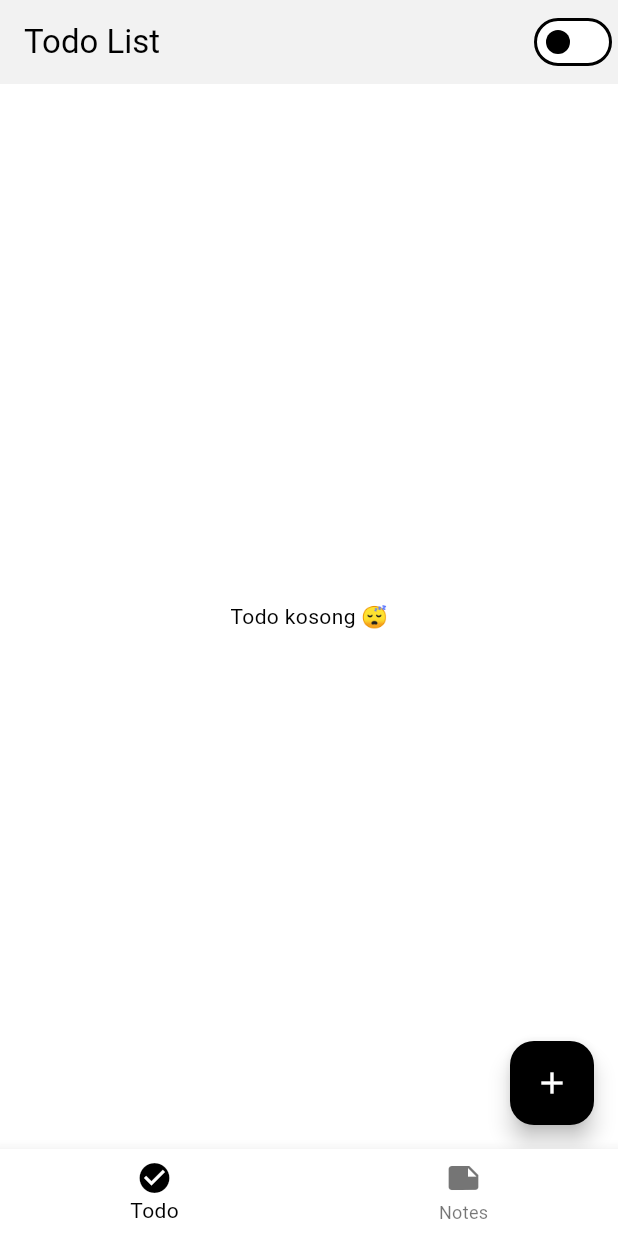
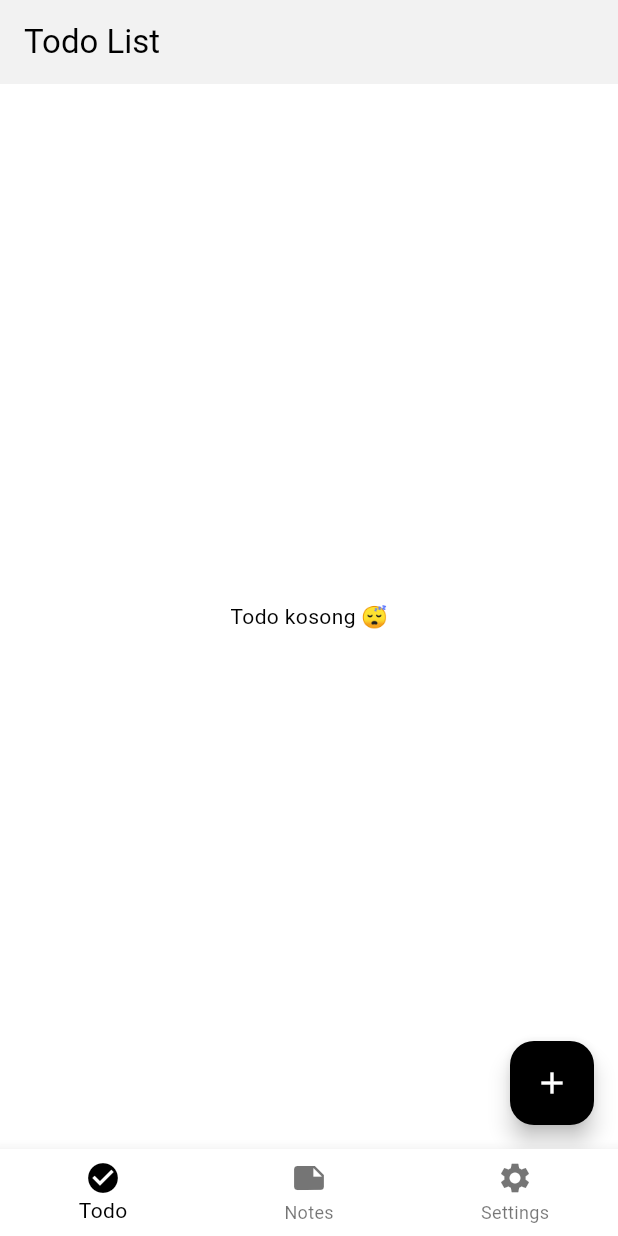
Before and after one commit to iyzidann/todo-app-getx, a Flutter app: the screen it shows after launch, on a phone screen of 412 x 824 dp. Run offline on Flutter 3.47's test engine with Material 3 defaults, Android fonts, the phone set to English and light mode, and no system bars; our stand-ins replace get, get_storage.

Commit message:
feat: setting page

```diff
--- a/lib/features/main/screens/main_screen.dart
+++ b/lib/features/main/screens/main_screen.dart
@@ -2,6 +2,7 @@ import 'package:flutter/material.dart';
 import 'package:get/get.dart';
 import '../../todo/screens/home_screen.dart';
 import '../../notes/screens/note_screen.dart';
+import '../../settings/screens/settings_screen.dart';
 
 class MainScreen extends StatefulWidget {
   const MainScreen({super.key});
@@ -16,6 +17,7 @@ class _MainScreenState extends State<MainScreen> {
   final List<Widget> pages = [
     HomeScreen(),
     NoteScreen(),
+    SettingsScreen(),
   ];
 
   @override
@@ -28,6 +30,7 @@ class _MainScreenState extends State<MainScreen> {
         items: const [
           BottomNavigationBarItem(icon: Icon(Icons.check_circle), label: "Todo"),
           BottomNavigationBarItem(icon: Icon(Icons.note), label: "Notes"),
+          BottomNavigationBarItem(icon: Icon(Icons.settings), label: "Settings"),
         ],
       ),
     );
--- a/lib/features/todo/screens/home_screen.dart
+++ b/lib/features/todo/screens/home_screen.dart
@@ -15,12 +15,6 @@ class HomeScreen extends StatelessWidget {
     return Scaffold(
       appBar: AppBar(
         title: const Text("Todo List"),
-        actions: [
-          Obx(() => Switch(
-                value: themeController.isDark.value,
-                onChanged: (_) => themeController.toggleTheme(),
-              )),
-        ],
       ),
       body: Obx(() {
         if (controller.todos.isEmpty) {
--- a/lib/themes/app_theme.dart
+++ b/lib/themes/app_theme.dart
@@ -50,5 +50,13 @@ class AppTheme {
       bodyMedium: TextStyle(color: Colors.white),
     ),
     iconTheme: const IconThemeData(color: Colors.white),
+
+    bottomNavigationBarTheme: const BottomNavigationBarThemeData(
+      backgroundColor: Colors.black,
+      selectedItemColor: Colors.white,
+      unselectedItemColor: Colors.grey,
+      selectedIconTheme: IconThemeData(color: Colors.white),
+      unselectedIconTheme: IconThemeData(color: Colors.grey),
+    ),
   );
 }
```
Also changed, not shown: lib/features/settings/screens/settings_screen.dart (added, +28 -0 lines).
